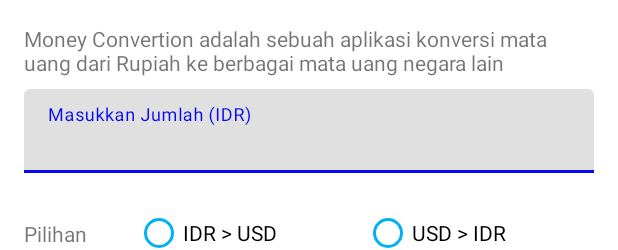
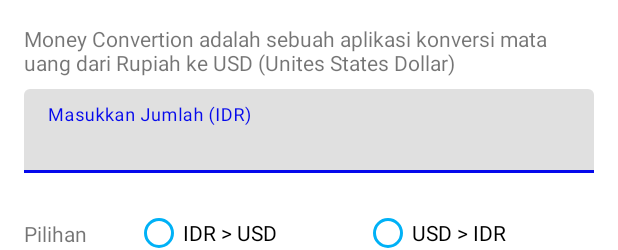
Before and after one commit to Hermanushasta/konversiMataUang, an Android app: the layout activity_main.xml on its own in the app's theme, with its tools: preview values and no code run, on a phone screen of 412 x 824 dp. Shown: the top 250 px of the screen. Run offline under Robolectric (Android 15) with nearby library versions, the phone set to English and light mode, and no system bars; Roboto replaces fonts that are not available here.

Commit message:
final done all

```diff
--- a/app/src/main/res/values/strings.xml
+++ b/app/src/main/res/values/strings.xml
@@ -1,6 +1,6 @@
 <resources>
     <string name="app_name">Money Convertion</string>
-    <string name="money_convertion_intro">Money Convertion adalah sebuah aplikasi konversi mata uang dari Rupiah ke berbagai mata uang negara lain</string>
+    <string name="money_convertion_intro">Money Convertion adalah sebuah aplikasi konversi mata uang dari Rupiah ke USD (Unites States Dollar)</string>
     <string name="kolom_input_nominal">Masukkan Jumlah (IDR)</string>
     <string name="hitung">Hitung</string>
     <string name="hasil_konvert">$ %1$.2f</string>
```
